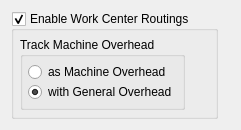
Before: the Qt Designer form source/manufacturing/foundation-database/xtmfg/tables/pkguiform/configurePDAddend.ui in tomdatkins/xtuple, drawn with Qt 5.
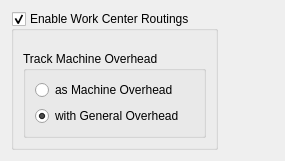
After: the same form once the commit is applied.

Commit message: bug #26269 - fix product config radio button squashing

What changed in the file:
```diff
--- a/source/manufacturing/foundation-database/xtmfg/tables/pkguiform/configurePDAddend.ui
+++ b/source/manufacturing/foundation-database/xtmfg/tables/pkguiform/configurePDAddend.ui
@@ -14,15 +14,15 @@
    <rect>
     <x>0</x>
     <y>0</y>
-    <width>241</width>
-    <height>124</height>
+    <width>285</width>
+    <height>126</height>
    </rect>
   </property>
   <property name="windowTitle">
    <string>Form</string>
   </property>
-  <layout class="QHBoxLayout" name="horizontalLayout">
-   <item>
+  <layout class="QGridLayout" name="gridLayout">
+   <item row="0" column="0">
     <widget class="QGroupBox" name="_routings">
      <property name="title">
       <string>Enable Work Center Routings</string>
@@ -30,25 +30,16 @@
      <property name="checkable">
       <bool>true</bool>
      </property>
-     <layout class="QHBoxLayout">
-      <property name="spacing">
-       <number>0</number>
-      </property>
-      <property name="margin">
-       <number>6</number>
+     <layout class="QVBoxLayout" name="verticalLayout_2">
+      <property name="topMargin">
+       <number>20</number>
       </property>
       <item>
        <widget class="QGroupBox" name="QButtonGroup_1">
         <property name="title">
          <string>Track Machine Overhead</string>
         </property>
-        <layout class="QVBoxLayout" name="_2">
-         <property name="spacing">
-          <number>0</number>
-         </property>
-         <property name="margin">
-          <number>5</number>
-         </property>
+        <layout class="QVBoxLayout" name="verticalLayout">
          <item>
           <widget class="QRadioButton" name="_machineOverhead">
            <property name="text">
@@ -66,18 +57,15 @@
            </property>
           </widget>
          </item>
-        </layout>
-       </widget>
-      </item>
       <item>
-       <spacer name="innerSpacer">
+          <spacer name="verticalSpacer">
         <property name="orientation">
-         <enum>Qt::Horizontal</enum>
+            <enum>Qt::Vertical</enum>
         </property>
         <property name="sizeHint" stdset="0">
          <size>
-          <width>16</width>
-          <height>20</height>
+             <width>20</width>
+             <height>40</height>
          </size>
         </property>
        </spacer>
@@ -85,7 +73,10 @@
      </layout>
     </widget>
    </item>
-   <item>
+     </layout>
+    </widget>
+   </item>
+   <item row="0" column="1">
     <spacer name="horizontalSpacer">
      <property name="orientation">
       <enum>Qt::Horizontal</enum>
```
Lines whose indentation alone changed are shown as unchanged.
